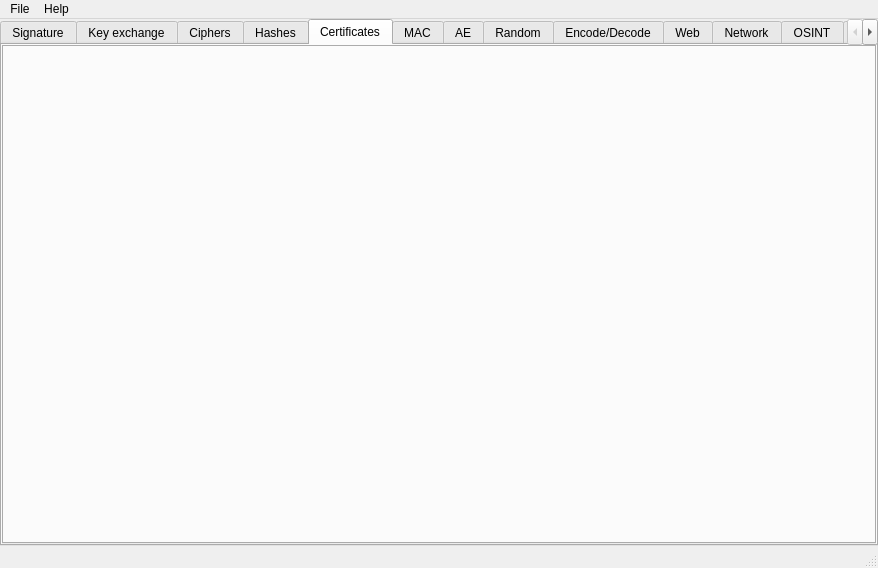
This is ui/mainwindow.ui in caffedrine/CryptoPocketKnife as Qt 5 draws it before an edit. The edited form follows.
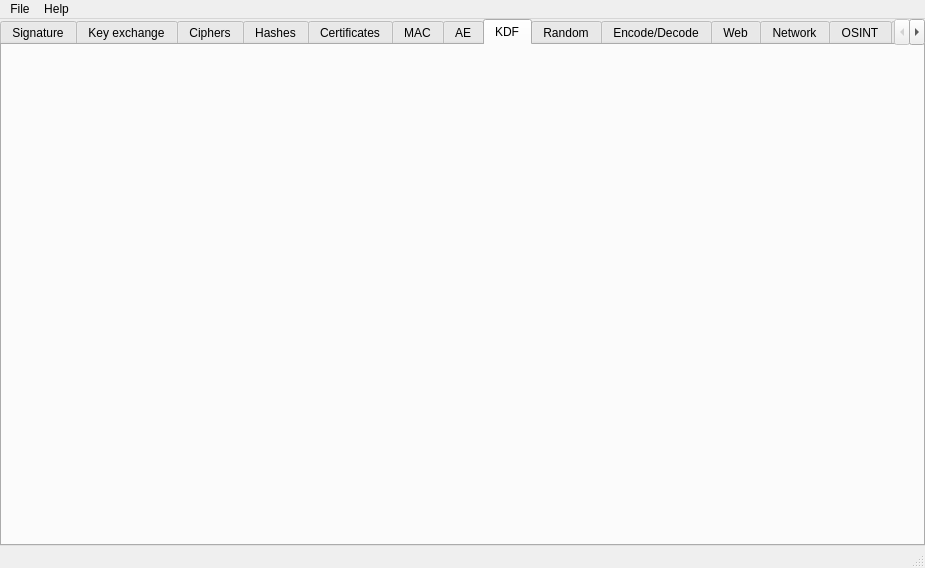
This is the edited form. The open tabs and pages were chosen to show the change. Icons and pictures are not drawn. Custom widgets are drawn as their Qt base class.

Diff of the .ui file:
```diff
--- a/ui/mainwindow.ui
+++ b/ui/mainwindow.ui
@@ -6,7 +6,7 @@
    <rect>
     <x>0</x>
     <y>0</y>
-    <width>878</width>
+    <width>925</width>
     <height>568</height>
    </rect>
   </property>
@@ -240,6 +240,12 @@
         </property>
        </layout>
       </widget>
+      <widget class="QWidget" name="tab_KDF">
+       <attribute name="title">
+        <string>KDF</string>
+       </attribute>
+       <layout class="QGridLayout" name="gridLayout_KDF" />
+      </widget>
       <widget class="QWidget" name="tab_Random">
        <attribute name="title">
         <string>Random</string>
@@ -608,7 +614,7 @@
     <rect>
      <x>0</x>
      <y>0</y>
-     <width>878</width>
+     <width>925</width>
      <height>22</height>
     </rect>
    </property>
```
